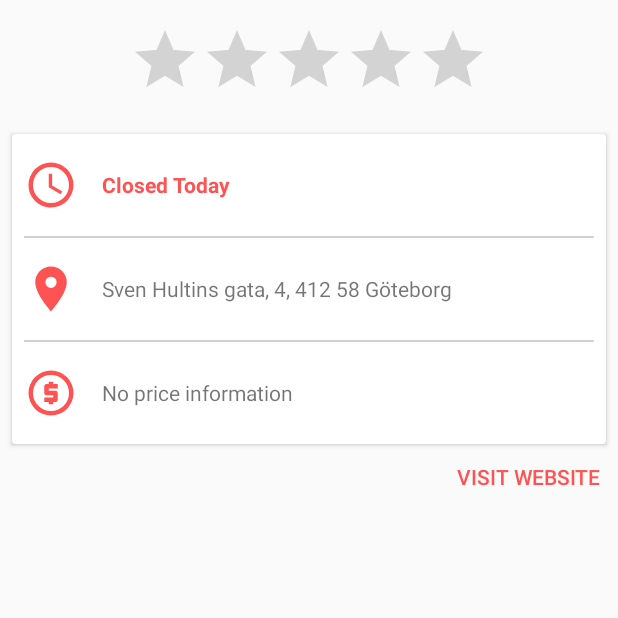
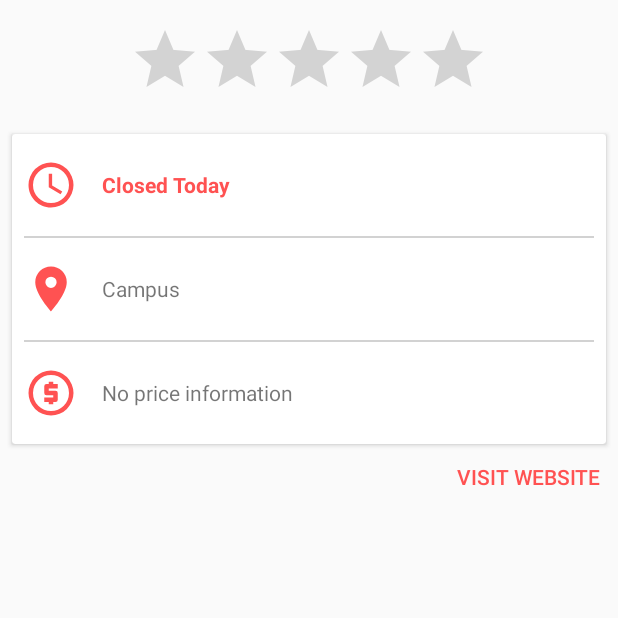
Before and after one commit to hsson/card-balance-app, an Android app: the fragment FoodAboutFragment shown on its own in the app's theme, on a phone screen of 412 x 824 dp, the top half of it. Run offline under Robolectric (Android 15) with nearby library versions, the phone set to English and light mode, and no system bars; 1 statement that could not run was skipped.

Commit message:
Adds campus

```diff
--- a/app/src/main/java/se/creotec/chscardbalance2/controller/FoodAboutFragment.kt
+++ b/app/src/main/java/se/creotec/chscardbalance2/controller/FoodAboutFragment.kt
@@ -26,7 +26,7 @@ class FoodAboutFragment : Fragment() {
     private var rating: RatingBar? = null
     private var openNow: TextView? = null
     private var openHours: TextView? = null
-    private var address: TextView? = null
+    private var location: TextView? = null
     private var priceEstimate: TextView? = null
 
     override fun onCreate(savedInstanceState: Bundle?) {
@@ -45,6 +45,7 @@ class FoodAboutFragment : Fragment() {
         openNow = view.findViewById(R.id.restaurant_about_open_now) as TextView
         openHours = view.findViewById(R.id.restaurant_about_open_hours) as TextView
         priceEstimate = view.findViewById(R.id.restaurant_about_avg_price) as TextView
+        location = view.findViewById(R.id.restaurant_about_campus) as TextView
 
         rating?.rating = restaurant.rating
         setOpenHours(openNow, openHours)
@@ -60,6 +61,8 @@ class FoodAboutFragment : Fragment() {
         } else {
             priceEstimate?.text = getString(R.string.restaurant_about_avg_no_price)
         }
+
+        location?.text = getString(R.string.restaurant_about_campus, restaurant.campus)
 
         return view
     }
--- a/app/src/main/java/se/creotec/chscardbalance2/model/Restaurant.kt
+++ b/app/src/main/java/se/creotec/chscardbalance2/model/Restaurant.kt
@@ -18,6 +18,8 @@ class Restaurant(@SerializedName("name")
     var rating: Float = 0.0f
     @SerializedName("avg_price")
     var averagePrice: Int = 0
+    @SerializedName("campus")
+    var campus: String = ""
     @SerializedName("dishes")
     var dishes: List<Dish> = ArrayList()
     @SerializedName("open_hours")
@@ -48,6 +50,7 @@ class Restaurant(@SerializedName("name")
         if (websiteUrl != other.websiteUrl) return false
         if (rating != other.rating) return false
         if (averagePrice != other.averagePrice) return false
+        if (campus != other.campus) return false
         if (dishes != other.dishes) return false
         if (openHours != other.openHours) return false
 
@@ -60,8 +63,11 @@ class Restaurant(@SerializedName("name")
         result = 31 * result + (websiteUrl?.hashCode() ?: 0)
         result = 31 * result + rating.hashCode()
         result = 31 * result + averagePrice
+        result = 31 * result + campus.hashCode()
         result = 31 * result + dishes.hashCode()
         result = 31 * result + openHours.hashCode()
         return result
     }
+
+
 }
--- a/app/src/main/res/layout/fragment_restaurant_about.xml
+++ b/app/src/main/res/layout/fragment_restaurant_about.xml
@@ -74,10 +74,10 @@
                     android:tint="@color/color_accent"
                     android:src="@drawable/location_icon"/>
                 <TextView
+                    android:id="@+id/restaurant_about_campus"
                     android:layout_width="wrap_content"
                     android:layout_height="wrap_content"
                     android:layout_marginStart="16dp"
-                    android:text="Sven Hultins gata, 4, 412 58 Göteborg"
                     android:layout_gravity="center_vertical"/>
             </LinearLayout>
             <View
--- a/app/src/main/res/values/strings.xml
+++ b/app/src/main/res/values/strings.xml
@@ -17,6 +17,7 @@
     <string name="restaurant_about_hours_range">%1$s - %2$s</string>
     <string name="restaurant_about_avg_price">About %1$d SEK</string>
     <string name="restaurant_about_avg_no_price">No price information</string>
+    <string name="restaurant_about_campus">Campus %1$s</string>
 
     <string name="upgraded_slide_1_title">Welcome Back</string>
     <string name="upgraded_slide_1_desc">We have made some nice changes for you!</string>
```
